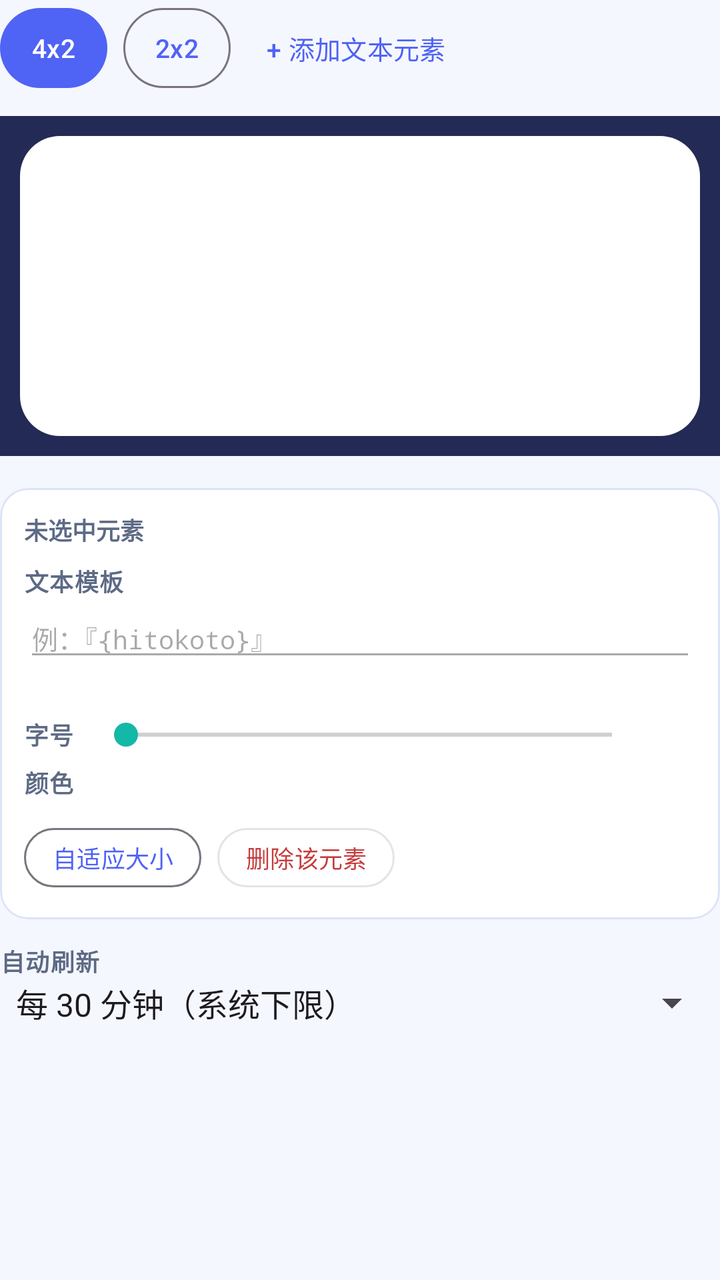
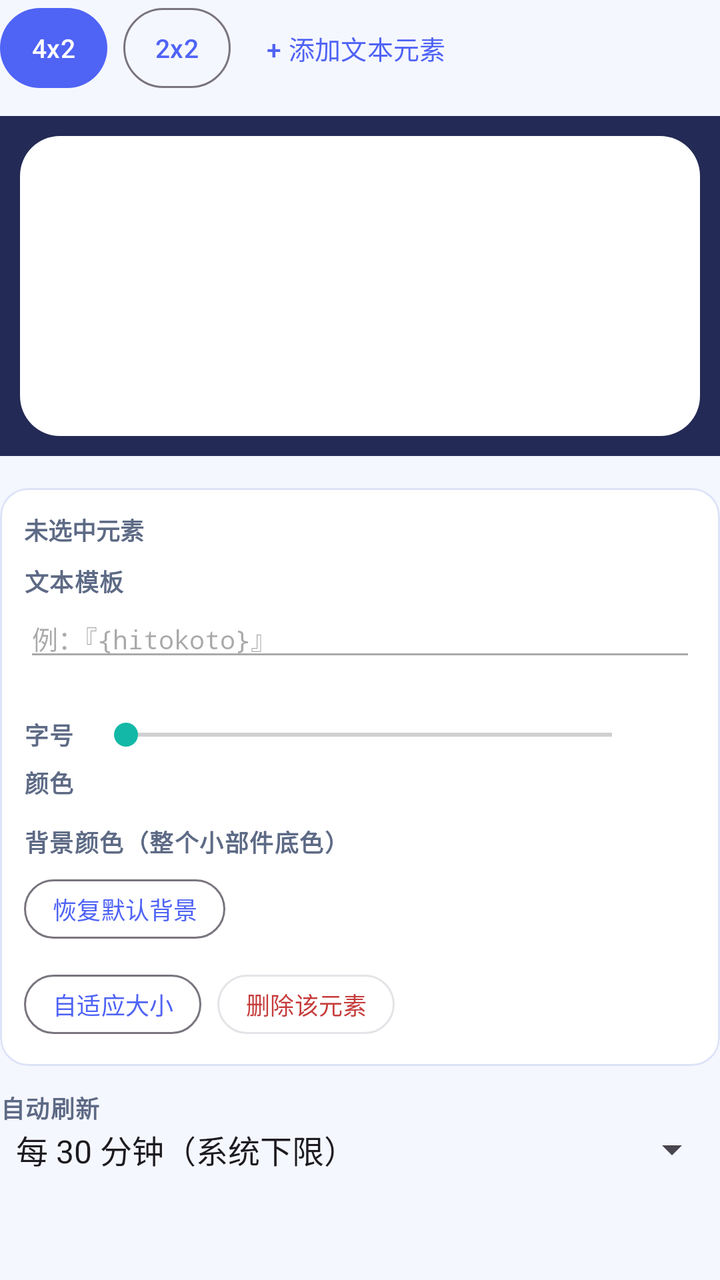

The first picture is an Android layout as it rendered before a commit; the second is the same layout after the commit. The layout source and the unified diff follow.
<!-- AndroidManifest.xml: application theme Theme.WidgetFlow -->
<!-- res/layout/step4_editor.xml -->
<?xml version="1.0" encoding="utf-8"?>
<LinearLayout xmlns:android="http://schemas.android.com/apk/res/android"
    xmlns:app="http://schemas.android.com/apk/res-auto"
    android:layout_width="match_parent"
    android:layout_height="wrap_content"
    android:orientation="vertical">

    <LinearLayout
        android:layout_width="match_parent"
        android:layout_height="wrap_content"
        android:gravity="center_vertical"
        android:orientation="horizontal">

        <Button
            android:id="@+id/btn_size_4x2"
            android:layout_width="wrap_content"
            android:layout_height="wrap_content"
            android:minWidth="0dp"
            android:paddingLeft="16dp"
            android:paddingRight="16dp"
            android:text="@string/size_4x2"
            android:textSize="13sp" />

        <Button
            android:id="@+id/btn_size_2x2"
            style="@style/Widget.Material3.Button.OutlinedButton"
            android:layout_width="wrap_content"
            android:layout_height="wrap_content"
            android:layout_marginLeft="8dp"
            android:minWidth="0dp"
            android:paddingLeft="16dp"
            android:paddingRight="16dp"
            android:text="@string/size_2x2"
            android:textSize="13sp" />

        <Button
            android:id="@+id/btn_add_element"
            style="@style/Widget.Material3.Button.TextButton"
            android:layout_width="wrap_content"
            android:layout_height="wrap_content"
            android:layout_marginLeft="6dp"
            android:text="@string/add_element"
            android:textSize="13sp" />
    </LinearLayout>

    <FrameLayout
        android:id="@+id/canvas_wrap"
        android:layout_width="match_parent"
        android:layout_height="wrap_content"
        android:layout_marginTop="10dp"
        android:background="@color/canvas_wrap"
        android:padding="10dp">

        <FrameLayout
            android:id="@+id/canvas"
            android:layout_width="match_parent"
            android:layout_height="150dp"
            android:layout_gravity="center_horizontal"
            android:background="@drawable/widget_bg" />
    </FrameLayout>

    <HorizontalScrollView
        android:layout_width="match_parent"
        android:layout_height="wrap_content"
        android:layout_marginTop="8dp"
        android:scrollbars="none">

        <LinearLayout
            android:id="@+id/box_chips"
            android:layout_width="wrap_content"
            android:layout_height="wrap_content"
            android:orientation="horizontal" />
    </HorizontalScrollView>

    <com.google.android.material.card.MaterialCardView
        android:layout_width="match_parent"
        android:layout_height="wrap_content"
        android:layout_marginTop="8dp"
        app:cardBackgroundColor="@color/surface"
        app:cardCornerRadius="14dp"
        app:strokeColor="@color/rule"
        app:strokeWidth="1dp">

        <LinearLayout
            android:layout_width="match_parent"
            android:layout_height="wrap_content"
            android:orientation="vertical"
            android:padding="12dp">

            <TextView
                android:id="@+id/prop_name"
                android:layout_width="match_parent"
                android:layout_height="wrap_content"
                android:text="未选中元素"
                android:textColor="@color/muted"
                android:textSize="12sp"
                android:textStyle="bold" />

            <TextView
                style="@style/TextAppearance.Label"
                android:layout_width="match_parent"
                android:layout_height="wrap_content"
                android:layout_marginTop="8dp"
                android:text="@string/label_template" />

            <EditText
                android:id="@+id/inp_template"
                android:layout_width="match_parent"
                android:layout_height="wrap_content"
                android:enabled="false"
                android:fontFamily="monospace"
                android:hint="例：『{hitokoto}』"
                android:inputType="text"
                android:textSize="13sp" />

            <TextView
                android:id="@+id/prop_aliases"
                android:layout_width="match_parent"
                android:layout_height="wrap_content"
                android:textColor="@color/muted"
                android:textSize="11sp" />

            <LinearLayout
                android:layout_width="match_parent"
                android:layout_height="wrap_content"
                android:layout_marginTop="8dp"
                android:gravity="center_vertical"
                android:orientation="horizontal">

                <TextView
                    style="@style/TextAppearance.Label"
                    android:layout_width="wrap_content"
                    android:layout_height="wrap_content"
                    android:text="@string/label_font_size" />

                <SeekBar
                    android:id="@+id/seek_font"
                    android:layout_width="0dp"
                    android:layout_height="wrap_content"
                    android:layout_marginLeft="10dp"
                    android:layout_weight="1"
                    android:enabled="false"
                    android:max="9"
                    android:min="0" />

                <TextView
                    android:id="@+id/font_value"
                    android:layout_width="26dp"
                    android:layout_height="wrap_content"
                    android:fontFamily="monospace"
                    android:gravity="center"
                    android:textColor="@color/accent"
                    android:textSize="12sp" />
            </LinearLayout>

            <TextView
                style="@style/TextAppearance.Label"
                android:layout_width="match_parent"
                android:layout_height="wrap_content"
                android:layout_marginTop="6dp"
                android:text="@string/label_color" />

            <LinearLayout
                android:id="@+id/box_colors"
                android:layout_width="match_parent"
                android:layout_height="wrap_content"
                android:orientation="horizontal" />

            <LinearLayout
                android:layout_width="match_parent"
                android:layout_height="wrap_content"
                android:layout_marginTop="10dp"
                android:gravity="center_vertical"
                android:orientation="horizontal">

                <Button
                    android:id="@+id/btn_reset_size"
                    style="@style/Widget.Material3.Button.OutlinedButton.Small"
                    android:layout_width="wrap_content"
                    android:layout_height="wrap_content"
                    android:layout_marginRight="8dp"
                    android:text="@string/btn_reset_size" />

                <Button
                    android:id="@+id/btn_delete_element"
                    style="@style/Widget.Material3.Button.OutlinedButton.Small"
                    android:layout_width="wrap_content"
                    android:layout_height="wrap_content"
                    android:enabled="false"
                    android:text="@string/btn_delete_element"
                    android:textColor="@color/err" />
            </LinearLayout>
        </LinearLayout>
    </com.google.android.material.card.MaterialCardView>

    <TextView
        style="@style/TextAppearance.Label"
        android:layout_width="match_parent"
        android:layout_height="wrap_content"
        android:layout_marginTop="12dp"
        android:text="@string/label_refresh" />

    <Spinner
        android:id="@+id/spin_refresh"
        android:layout_width="match_parent"
        android:layout_height="wrap_content"
        android:entries="@array/refresh_options" />
</LinearLayout>
<!-- resources referenced by this layout -->
<resources>
  <string-array name="refresh_options">
          <item>每 30 分钟（系统下限）</item>
          <item>每 1 小时</item>
          <item>每 6 小时</item>
          <item>每天 8:00</item>
      </string-array>
  <color name="accent">#4F63F5</color>
  <color name="canvas_wrap">#232A55</color>
  <color name="err">#C63C3C</color>
  <color name="muted">#5D6A85</color>
  <color name="rule">#DDE3F8</color>
  <color name="surface">#FFFFFF</color>
  <!-- drawable widget_bg (drawable) -->
  <?xml version="1.0" encoding="utf-8"?>
  <shape xmlns:android="http://schemas.android.com/apk/res/android" android:shape="rectangle">
      <solid android:color="@color/widget_bg_color" />
      <corners android:radius="20dp" />
  </shape>
  <string name="add_element">+ 添加文本元素</string>
  <string name="btn_delete_element">删除该元素</string>
  <string name="btn_reset_size">自适应大小</string>
  <string name="label_color">颜色</string>
  <string name="label_font_size">字号</string>
  <string name="label_refresh">自动刷新</string>
  <string name="label_template">文本模板</string>
  <string name="size_2x2">2x2</string>
  <string name="size_4x2">4x2</string>
  <style name="TextAppearance.Label" parent="TextAppearance.Material3.LabelMedium">
          <item name="android:textColor">@color/muted</item>
          <item name="android:textSize">12sp</item>
          <item name="android:textStyle">bold</item>
      </style>
  <style name="Widget.Material3.Button.OutlinedButton.Small" parent="Widget.Material3.Button.OutlinedButton">
          <item name="android:textSize">12sp</item>
          <item name="android:minHeight">34dp</item>
          <item name="android:paddingLeft">14dp</item>
          <item name="android:paddingRight">14dp</item>
      </style>
  <style name="Theme.WidgetFlow" parent="Theme.Material3.Light.NoActionBar">
          <item name="colorPrimary">@color/accent</item>
          <item name="colorOnPrimary">#FFFFFF</item>
          <item name="colorPrimaryContainer">@color/accent_light</item>
          <item name="colorOnPrimaryContainer">@color/accent</item>
          <item name="colorSecondary">@color/accent2</item>
          <item name="colorSecondaryContainer">#D9F5F1</item>
          <item name="colorOnSecondaryContainer">#0B5F56</item>
          <item name="android:colorBackground">@color/bg</item>
          <item name="colorSurface">@color/surface</item>
          <item name="colorOnSurface">@color/ink</item>
      </style>
  <color name="widget_bg_color">#FFFFFF</color>
  <color name="accent_light">#E9EDFE</color>
  <color name="accent2">#14B8A6</color>
  <color name="bg">#F5F7FE</color>
  <color name="ink">#18203A</color>
</resources>

<!-- the commit's change to res/layout/step4_editor.xml (unified diff, before → after) -->
@@ -166,6 +166,33 @@
                 android:layout_height="wrap_content"
                 android:orientation="horizontal" />
 
+            <TextView
+                style="@style/TextAppearance.Label"
+                android:layout_width="match_parent"
+                android:layout_height="wrap_content"
+                android:layout_marginTop="12dp"
+                android:text="@string/label_bg_color" />
+
+            <HorizontalScrollView
+                android:layout_width="match_parent"
+                android:layout_height="wrap_content"
+                android:scrollbars="none">
+
+                <LinearLayout
+                    android:id="@+id/box_bg_colors"
+                    android:layout_width="wrap_content"
+                    android:layout_height="wrap_content"
+                    android:orientation="horizontal" />
+            </HorizontalScrollView>
+
+            <Button
+                android:id="@+id/btn_bg_default"
+                style="@style/Widget.Material3.Button.OutlinedButton.Small"
+                android:layout_width="wrap_content"
+                android:layout_height="wrap_content"
+                android:layout_marginTop="6dp"
+                android:text="@string/btn_bg_default" />
+
             <LinearLayout
                 android:layout_width="match_parent"
                 android:layout_height="wrap_content"
<!-- resource entries referenced after the edit -->
@@ -19,8 +19,10 @@
       <corners android:radius="20dp" />
   </shape>
   <string name="add_element">+ 添加文本元素</string>
+  <string name="btn_bg_default">恢复默认背景</string>
   <string name="btn_delete_element">删除该元素</string>
   <string name="btn_reset_size">自适应大小</string>
+  <string name="label_bg_color">背景颜色（整个小部件底色）</string>
   <string name="label_color">颜色</string>
   <string name="label_font_size">字号</string>
   <string name="label_refresh">自动刷新</string>
